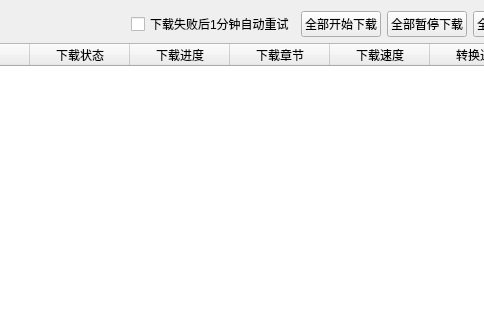
Before: the Qt Designer form ui/ui_download.ui in tonquer/JMComic-qt, drawn with Qt 5; both pictures show x 182 to 666 and y 0 to 320 of the 1002 by 510 pixel window.
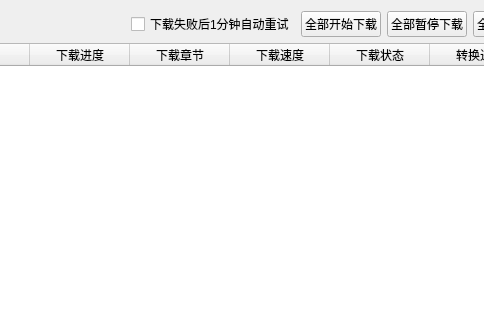
After: the same form once the commit is applied.

```diff
--- a/ui/ui_download.ui
+++ b/ui/ui_download.ui
@@ -93,11 +93,6 @@
          <string>标题</string>
         </property>
        </column>
-       <column>
-        <property name="text">
-         <string>下载状态</string>
-        </property>
-       </column>
        <column>
         <property name="text">
          <string>下载进度</string>
@@ -113,6 +108,11 @@
          <string>下载速度</string>
         </property>
        </column>
+       <column>
+        <property name="text">
+         <string>下载状态</string>
+        </property>
+       </column>
        <column>
         <property name="text">
          <string>转换进度</string>
```
